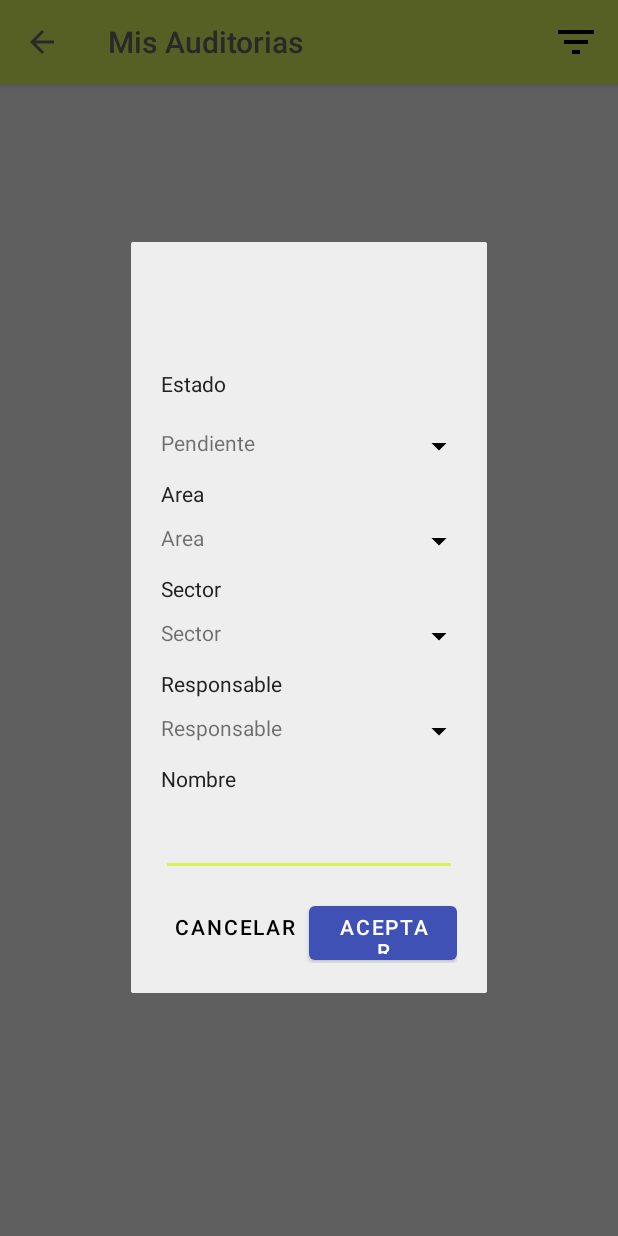
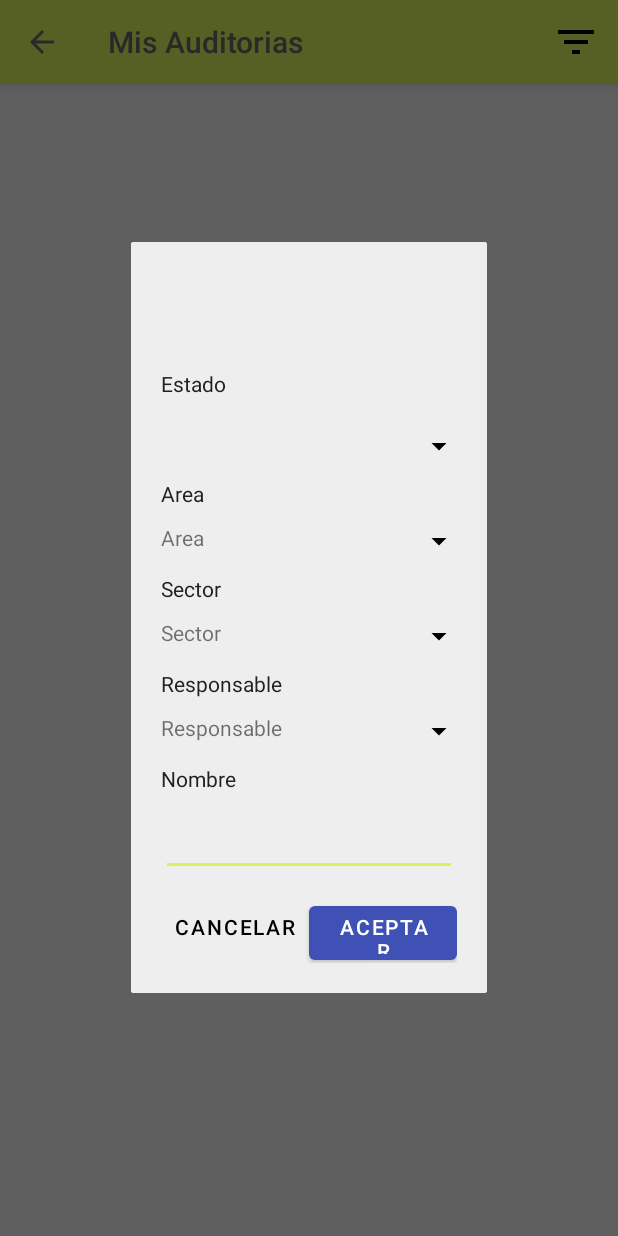
Before and after one commit to irvinjoao19/FiveSYS, an Android app: the fragment FiltroDialogFragment placed in its activity, on a phone screen of 412 x 824 dp. Run offline under Robolectric (Android 15) with nearby library versions, the phone set to English and light mode, and no system bars; our stand-ins replace RxJava; libraries missing offline, so code that uses them is left out: com.jakewharton.retrofit2, io.realm; network calls fail; 5 statements that could not run were skipped.

Commit message:
change irvin

```diff
--- a/app/src/main/res/layout/dialog_filtro.xml
+++ b/app/src/main/res/layout/dialog_filtro.xml
@@ -52,8 +52,7 @@
                         android:id="@+id/textViewEstado"
                         android:layout_width="0dp"
                         android:layout_height="wrap_content"
-                        android:layout_weight="1"
-                        android:text="@string/pendiente" />
+                        android:layout_weight="1" />
 
                     <ImageView
                         android:layout_width="wrap_content"
```
